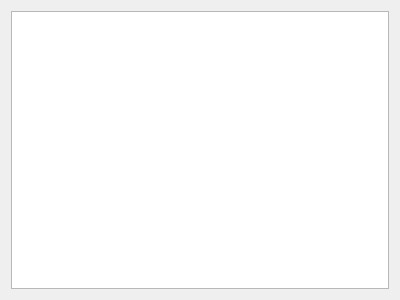
JulWit/PasswordManager, file ui/DatabaseWidget.ui: the form before one commit.
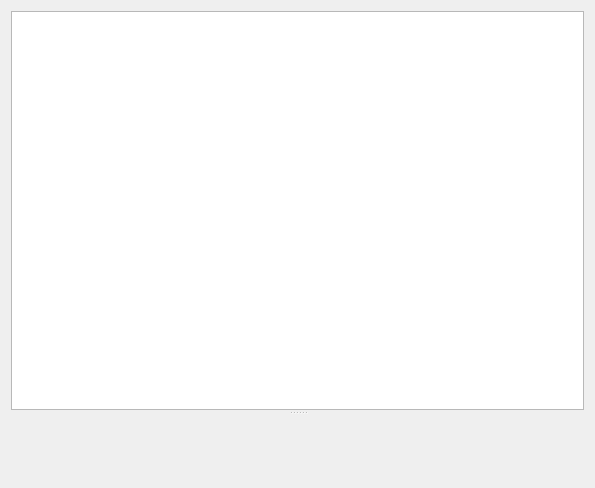
The form after the commit. Custom widgets are drawn as their Qt base class.

Commit message: Anzeige der Details eines Eintrags

What changed in the file:
```diff
--- a/ui/DatabaseWidget.ui
+++ b/ui/DatabaseWidget.ui
@@ -6,8 +6,8 @@
    <rect>
     <x>0</x>
     <y>0</y>
-    <width>400</width>
-    <height>300</height>
+    <width>595</width>
+    <height>488</height>
    </rect>
   </property>
   <property name="windowTitle">
@@ -15,6 +15,16 @@
   </property>
   <layout class="QVBoxLayout" name="verticalLayout">
    <item>
+    <widget class="QSplitter" name="splitter">
+     <property name="orientation">
+      <enum>Qt::Vertical</enum>
+     </property>
+     <property name="opaqueResize">
+      <bool>true</bool>
+     </property>
+     <property name="handleWidth">
+      <number>5</number>
+     </property>
     <widget class="QTableView" name="tableView">
      <property name="editTriggers">
       <set>QAbstractItemView::NoEditTriggers</set>
@@ -50,9 +60,32 @@
       <bool>false</bool>
      </attribute>
     </widget>
+     <widget class="EntryDetailsFrame" name="entryDetailsFrame">
+      <property name="sizePolicy">
+       <sizepolicy hsizetype="Minimum" vsizetype="Minimum">
+        <horstretch>0</horstretch>
+        <verstretch>0</verstretch>
+       </sizepolicy>
+      </property>
+      <property name="frameShape">
+       <enum>QFrame::NoFrame</enum>
+      </property>
+      <property name="frameShadow">
+       <enum>QFrame::Raised</enum>
+      </property>
+     </widget>
+    </widget>
    </item>
   </layout>
  </widget>
+ <customwidgets>
+  <customwidget>
+   <class>EntryDetailsFrame</class>
+   <extends>QFrame</extends>
+   <header>EntryDetailsFrame.py</header>
+   <container>1</container>
+  </customwidget>
+ </customwidgets>
  <resources/>
  <connections/>
 </ui>
```
Lines whose indentation alone changed are shown as unchanged. The commit also changes 8 other files.
